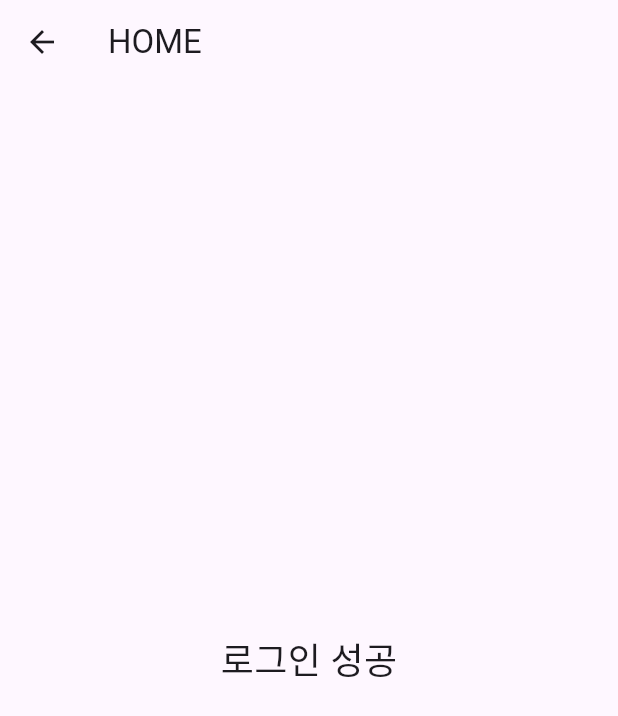
After one commit to jjaeni/todo_with_jjaeni, a Flutter app: the HomePage screen opened directly, on a phone screen of 412 x 824 dp. The commit adds this screen. Shown: the top 716 px of the screen. Run offline on Flutter 3.47's test engine with Material 3 defaults, Android fonts, the light colour scheme and no system bars.

Commit message:
Add "Home_page.dart"

```diff
--- /dev/null
+++ b/lib/home_page.dart
@@ -0,0 +1,17 @@
+import 'package:flutter/material.dart';
+
+class HomePage extends StatelessWidget {
+  const HomePage({super.key});
+
+  @override
+  Widget build(BuildContext context) {
+    return Scaffold(
+      appBar:AppBar(title: const Text('HOME')),
+      body: const Center(child: Text(
+        '로그인 성공',
+        style: TextStyle(fontSize: 24),
+        ),
+      ),
+    );
+  }
+}
--- a/lib/login_page.dart
+++ b/lib/login_page.dart
@@ -8,6 +8,8 @@ class LoginPage extends StatefulWidget {
 }
 
 class _LoginPageState extends State<LoginPage> {
+
+  // will Generate TextEditingController Soon.
   @override
   Widget build(BuildContext context) {
     return Scaffold(
--- a/lib/main.dart
+++ b/lib/main.dart
@@ -17,7 +17,8 @@ class MyApp extends StatelessWidget {
   Widget build(BuildContext context){
     return MaterialApp(
       title: 'Main Page', //Devide to system level
-      home: LoginPage()
+      debugShowCheckedModeBanner: false,
+      home: LoginPage(),
     );
   }
 }
```
